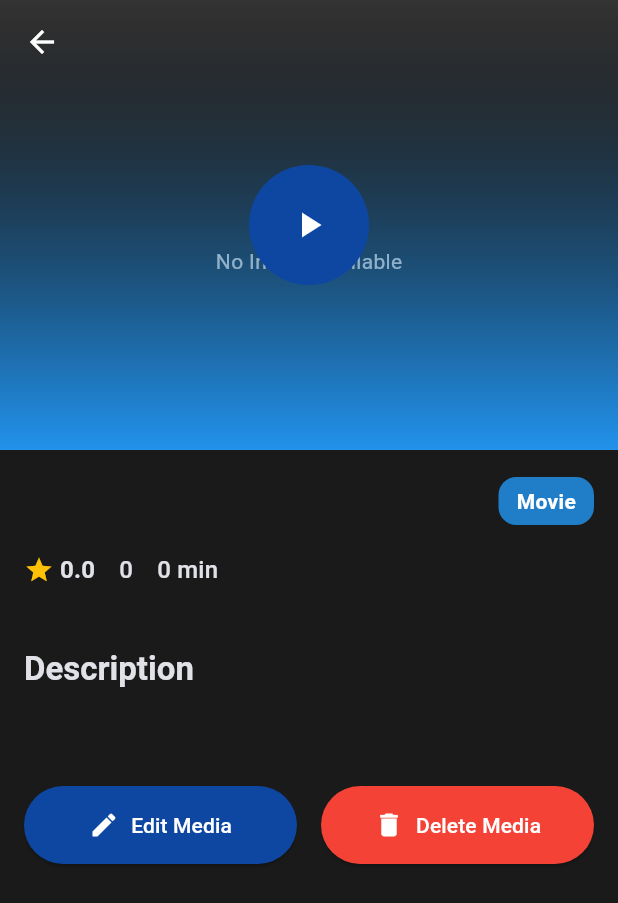
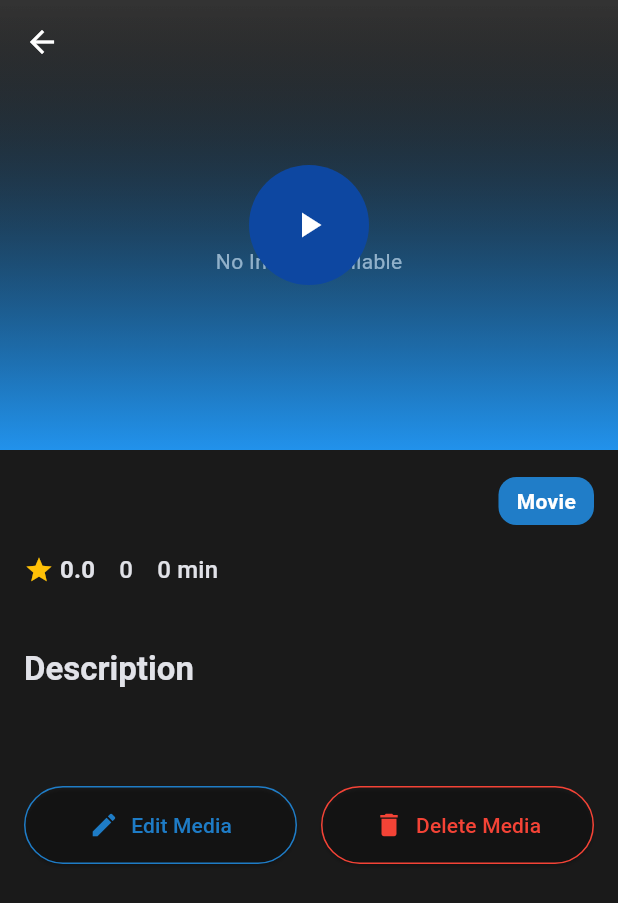
Before and after one commit to dperez2023/flixvod, a Flutter app: the MediaDetailPage screen opened directly with empty values, on a phone screen of 412 x 824 dp. Shown: the top 903 px of the screen. Run offline on Flutter 3.47's test engine with Material 3 defaults, Android fonts, the phone set to English and light mode, and no system bars; our stand-ins replace chewie, cloud_firestore, equatable, file_picker, firebase_auth, firebase_core and 5 more; accounts and stored records are empty; generated files the repository leaves out were written again; network calls fail.

Commit message:
core: Improved theme of buttons to use borders colors

```diff
--- a/flixvod/lib/core/app_theme.dart
+++ b/flixvod/lib/core/app_theme.dart
@@ -211,17 +211,19 @@ class AppTheme {
 
   // =================== BUTTON STYLES ===================
 
-  /// Primary elevated button style (blue background)
+  /// Primary outlined button style (blue border and text)
   static ButtonStyle primaryElevatedButtonStyle = ElevatedButton.styleFrom(
-    backgroundColor: overlayBackgroundColor,
-    foregroundColor: primaryForegroundColor,
+    backgroundColor: Colors.transparent,
+    foregroundColor: movieTypeColor,
+    side: BorderSide(color: movieTypeColor),
     padding: buttonPadding,
   );
 
-  /// Error elevated button style (red background)
+  /// Error outlined button style (red border and text)
   static ButtonStyle errorElevatedButtonStyle = ElevatedButton.styleFrom(
-    backgroundColor: errorColor,
-    foregroundColor: whiteForegroundColor,
+    backgroundColor: Colors.transparent,
+    foregroundColor: errorColor,
+    side: BorderSide(color: errorColor),
     padding: buttonPadding,
   );
 
```
